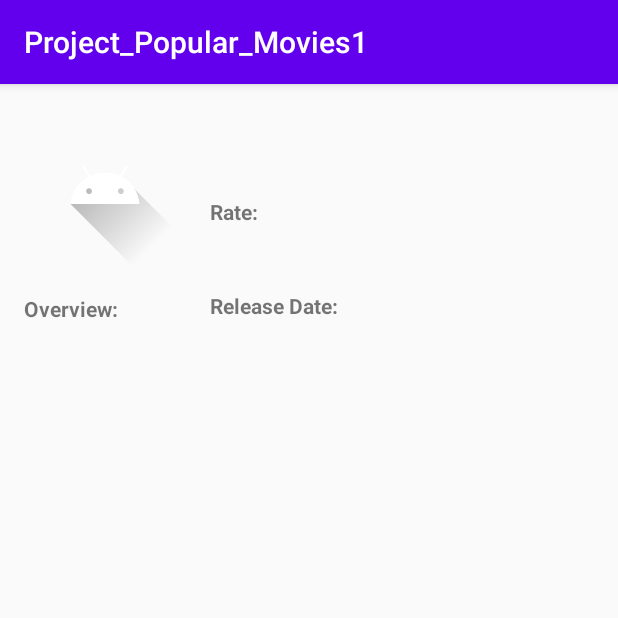
After one commit to morimokuseijin/Project_Popular_Movies1, an Android app: the DetailActivity screen opened directly, with no data from a screen before it, on a phone screen of 412 x 824 dp, the top half of it. The commit adds this screen. Run offline under Robolectric (Android 15) with nearby library versions, the phone set to English and light mode, and no system bars; our stand-ins replace Picasso; pictures from the network do not load.

Commit message:
This is the Udacity Project Popular Movies Stage 1. This code is not finished. The first part is finished. It shows the popular movies when it is activated. The completion of the app is very near. Stay Tuned!!

```diff
--- a/app/src/main/AndroidManifest.xml
+++ b/app/src/main/AndroidManifest.xml
@@ -2,7 +2,8 @@
 <manifest xmlns:android="http://schemas.android.com/apk/res/android"
     package="com.morimoku.project_popular_movies1">
 
-    <uses-permission android:name="android.permission.INTERNET"></uses-permission>
+    <uses-permission android:name="android.permission.INTERNET" />
+
     <application
         android:allowBackup="true"
         android:icon="@mipmap/ic_launcher"
@@ -10,9 +11,13 @@
         android:roundIcon="@mipmap/ic_launcher_round"
         android:supportsRtl="true"
         android:theme="@style/AppTheme">
+        <activity android:name=".DetailActivity">
+
+        </activity>
         <activity android:name=".MainActivity">
             <intent-filter>
                 <action android:name="android.intent.action.MAIN" />
+
                 <category android:name="android.intent.category.LAUNCHER" />
             </intent-filter>
         </activity>
--- /dev/null
+++ b/app/src/main/java/com/morimoku/project_popular_movies1/DetailActivity.java
@@ -0,0 +1,48 @@
+package com.morimoku.project_popular_movies1;
+
+import androidx.appcompat.app.AppCompatActivity;
+
+import android.os.Bundle;
+import android.widget.ImageView;
+import android.widget.TextView;
+
+import com.squareup.picasso.Picasso;
+
+public class DetailActivity extends AppCompatActivity {
+
+    ImageView mMoviePosterDisplay;
+    TextView mMovieTitleDisplay;
+    TextView mMovieRateDisplay;
+    TextView mMovieReleaseDisplay;
+    TextView mMoviePlotSynopsisDisplay;
+
+
+
+    @Override
+    protected void onCreate(Bundle savedInstanceState) {
+        super.onCreate(savedInstanceState);
+        setContentView(R.layout.activity_detail);
+        mMoviePosterDisplay = (ImageView)findViewById(R.id.iv_detail_movie_poster);
+        mMovieTitleDisplay = (TextView)findViewById(R.id.tv_detail_title);
+        mMovieRateDisplay = (TextView)findViewById(R.id.tv_detail_rate);
+        mMovieReleaseDisplay  = (TextView)findViewById(R.id.tv_detail_release_date);
+        mMoviePlotSynopsisDisplay = (TextView)findViewById(R.id.tv_plot_synopsis);
+
+
+        String poster = getIntent().getStringExtra("poster");
+        String title = getIntent().getStringExtra("title");
+        String rate = getIntent().getStringExtra("rate");
+        String release = getIntent().getStringExtra("release");
+        String overview = getIntent().getStringExtra("overview");
+
+        mMovieTitleDisplay.setText(title);
+        mMoviePlotSynopsisDisplay.setText(overview);
+        mMovieRateDisplay.setText(rate);
+        mMovieReleaseDisplay.setText(release);
+        Picasso.get()
+                .load(poster)
+                .placeholder(R.drawable.ic_launcher_background)
+                .error(R.drawable.ic_launcher_foreground)
+                .into(mMoviePosterDisplay);
+    }
+}
--- a/app/src/main/java/com/morimoku/project_popular_movies1/MainActivity.java
+++ b/app/src/main/java/com/morimoku/project_popular_movies1/MainActivity.java
@@ -83,8 +83,8 @@ public int calculateNoOfColumns(Context context) {
 
     @Override
     public void onClick(int adapterPosition) {
-//TODO: Have to implement the activity when it was clicked
-        /*
+
+
         Context context = this;
         Class destinationClass = DetailActivity.class;
 
@@ -98,7 +98,7 @@ public int calculateNoOfColumns(Context context) {
         intentToStartDetailActivity.putExtra("overview", movieData[adapterPosition].getMovieOverview());
 
         startActivity(intentToStartDetailActivity);
-        */
+
     }
 
     public class FetchMovieData extends AsyncTask<String, Void, Movie[]> {
--- /dev/null
+++ b/app/src/main/res/layout/activity_detail.xml
@@ -0,0 +1,115 @@
+<?xml version="1.0" encoding="utf-8"?>
+<ScrollView
+    xmlns:android="http://schemas.android.com/apk/res/android"
+    xmlns:app="http://schemas.android.com/apk/res-auto"
+    xmlns:tools="http://schemas.android.com/tools"
+    android:layout_width="match_parent"
+    android:layout_height="match_parent"
+    tools:context=".DetailActivity">
+
+    <androidx.constraintlayout.widget.ConstraintLayout
+        android:layout_width="match_parent"
+        android:layout_height="wrap_content">
+
+        <ImageView
+            android:id="@+id/iv_detail_movie_poster"
+            android:layout_width="wrap_content"
+            android:layout_height="wrap_content"
+            android:layout_margin="16dp"
+            android:layout_marginLeft="16dp"
+            android:layout_marginStart="16dp"
+            android:layout_marginTop="16dp"
+            app:layout_constraintStart_toStartOf="parent"
+            app:layout_constraintTop_toTopOf="parent" />
+
+        <TextView
+            android:id="@+id/tv_detail_title"
+            android:layout_width="0dp"
+            android:layout_height="wrap_content"
+            android:layout_margin="16dp"
+            android:layout_marginEnd="16dp"
+            android:layout_marginLeft="16dp"
+            android:layout_marginRight="16dp"
+            android:layout_marginStart="16dp"
+            android:layout_marginTop="16dp"
+            android:text="@string/detail_title"
+            android:textStyle="bold"
+            android:textSize="20sp"
+            app:layout_constraintEnd_toEndOf="parent"
+            app:layout_constraintStart_toEndOf="@+id/iv_detail_movie_poster"
+            app:layout_constraintTop_toTopOf="parent" />
+
+        <TextView
+            android:id="@+id/tv_detail_rate"
+            android:layout_width="wrap_content"
+            android:layout_height="wrap_content"
+            android:layout_marginTop="8dp"
+            android:text="@string/detail_rate"
+            android:textSize="14sp"
+            app:layout_constraintStart_toStartOf="@+id/textView"
+            app:layout_constraintTop_toBottomOf="@+id/textView" />
+
+        <TextView
+            android:id="@+id/tv_detail_release_date"
+            android:layout_width="wrap_content"
+            android:layout_height="wrap_content"
+            android:layout_marginTop="8dp"
+            android:text="@string/detail_release_date"
+            android:textSize="14sp"
+            app:layout_constraintStart_toStartOf="@+id/textView2"
+            app:layout_constraintTop_toBottomOf="@+id/textView2" />
+
+        <TextView
+            android:id="@+id/tv_plot_synopsis"
+            android:layout_width="match_parent"
+            android:layout_height="wrap_content"
+            android:layout_marginEnd="16dp"
+            android:layout_marginLeft="16dp"
+            android:layout_marginRight="16dp"
+            android:layout_marginStart="16dp"
+            android:layout_marginTop="8dp"
+            android:paddingBottom="16dp"
+            android:text="@string/detail_plot_synopsis"
+            android:textSize="14sp"
+            app:layout_constraintEnd_toEndOf="parent"
+            app:layout_constraintHorizontal_bias="0.0"
+            app:layout_constraintStart_toStartOf="parent"
+            app:layout_constraintTop_toBottomOf="@+id/tv_detail_release_date" />
+
+        <TextView
+            android:id="@+id/textView"
+            android:layout_width="wrap_content"
+            android:layout_height="wrap_content"
+            android:layout_marginTop="32dp"
+            android:text="@string/label_rate"
+            android:textStyle="bold"
+            android:textSize="14sp"
+            app:layout_constraintStart_toStartOf="@+id/tv_detail_title"
+            app:layout_constraintTop_toBottomOf="@+id/tv_detail_title" />
+
+        <TextView
+            android:id="@+id/textView2"
+            android:layout_width="wrap_content"
+            android:layout_height="wrap_content"
+            android:layout_marginTop="16dp"
+            android:text="@string/label_release_date"
+            android:textSize="14sp"
+            android:textStyle="bold"
+            app:layout_constraintStart_toStartOf="@+id/tv_detail_rate"
+            app:layout_constraintTop_toBottomOf="@+id/tv_detail_rate" />
+
+        <TextView
+            android:id="@+id/textView3"
+            android:layout_width="wrap_content"
+            android:layout_height="wrap_content"
+            android:layout_marginLeft="16dp"
+            android:layout_marginStart="16dp"
+            android:layout_marginTop="16dp"
+            android:text="@string/label_overview"
+            android:textSize="14sp"
+            android:textStyle="bold"
+            app:layout_constraintStart_toStartOf="parent"
+            app:layout_constraintTop_toBottomOf="@+id/iv_detail_movie_poster" />
+
+    </androidx.constraintlayout.widget.ConstraintLayout>
+</ScrollView>
--- a/app/src/main/res/values/strings.xml
+++ b/app/src/main/res/values/strings.xml
@@ -1,4 +1,26 @@
 <resources>
     <string name="app_name">Project_Popular_Movies1</string>
     <string name="error_message">Failed to get result. Do you have an internet connection?</string>
+
+
+    <string name="detail_title">Matrix</string>
+    <string name="detail_plot_synopsis">A computer hacker learns from mysterious rebels about the true nature of his reality and his role in the war against its controllers.</string>
+    <string name="detail_rate">5.0</string>
+    <string name="detail_release_date">1999 holy moly</string>
+    <!-- menu -->
+    <string name="popular">Popular</string>
+    <string name="top_rated">Top Rated</string>
+    <string name="action_about">About</string>
+    <!--detail-->
+    <string name="label_rate">Rate: </string>
+    <string name="label_release_date">Release Date: </string>
+    <string name="label_overview">Overview: </string>
+    <!-- about -->
+    <string name="credits_title">About: Popular Movies Stage 1 | Credits </string>
+    <string name="credits_program">Android Developer Nanodegree by Udacity and Google </string>
+    <string name="credits_libraries">I used Butter Knife library from Jake Wharton and Picasso library from Square. </string>
+    <string name="credits_text">Loading and error images made by Freepik from FlatIcon. </string>
+    <string name="credits_me">This app made by Oktay Ergun, but... </string>
+    <string name="credits_mentor">Thanks to my mentor Carlos for helping me out. </string>
+    <string name="credits_team">Thanks to instructors and the team behind the stage, for making this possible to me. </string>
 </resources>
```
